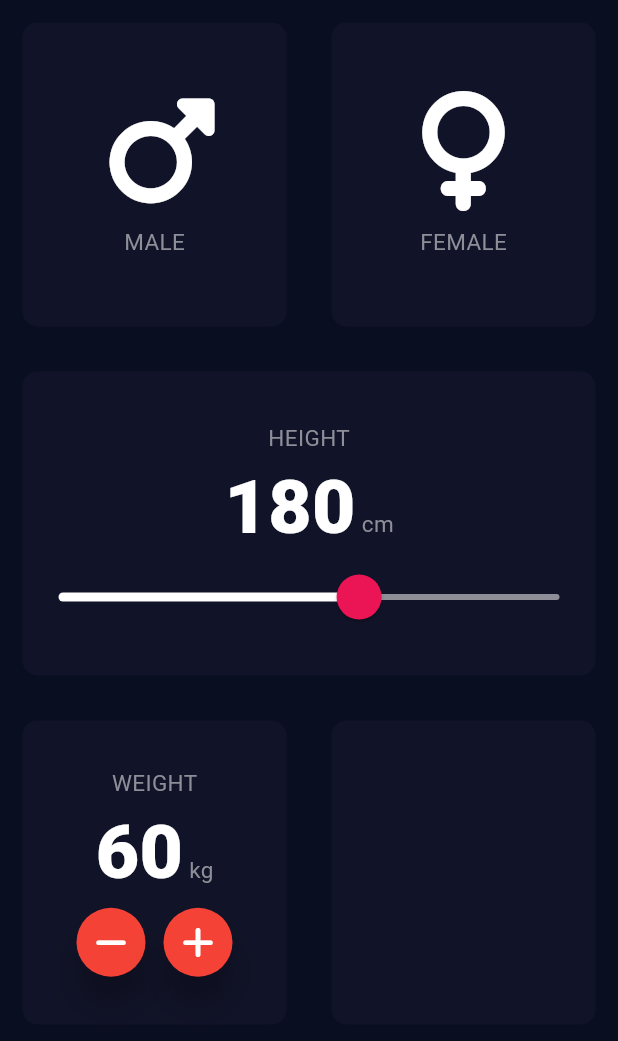
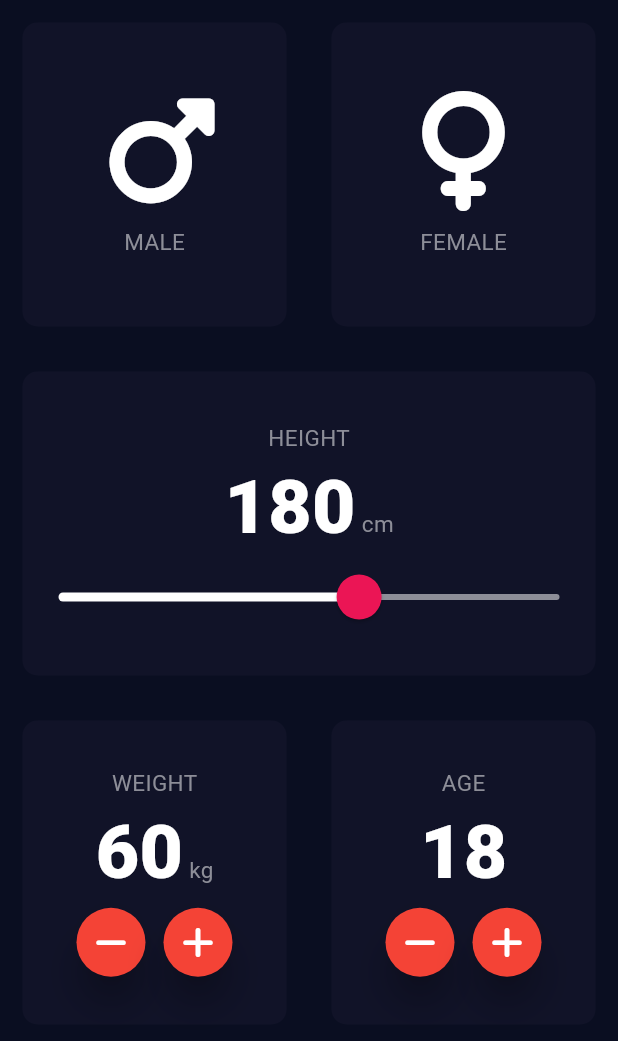
Before and after one commit to Yutarop/bmi_calc_app, a Flutter app: the screen it shows after launch, on a phone screen of 412 x 824 dp, the part 84-1125 px from its top. Run offline on Flutter 3.47's test engine with Material 3 defaults, Android fonts, the phone set to English and light mode, and no system bars; our stand-ins replace font_awesome_flutter.

Commit message:
create new class to get rid of repetitive code

```diff
--- a/lib/input_page.dart
+++ b/lib/input_page.dart
@@ -1,3 +1,4 @@
+import 'package:bmi_calc_app/icon_bottom_content.dart';
 import 'package:flutter/material.dart';
 import 'package:font_awesome_flutter/font_awesome_flutter.dart';
 import 'icon_content.dart';
@@ -17,6 +18,7 @@ class _InputPageState extends State<InputPage> {
   GenderType? selectedGender;
   int height = 180;
   int weight = 60;
+  int age = 18;
 
   @override
   Widget build(BuildContext context) {
@@ -112,59 +114,39 @@ class _InputPageState extends State<InputPage> {
                 Expanded(
                   child: ReusableCard(
                     colour: kInactiveCardColor,
-                    cardChild: Column(
-                      mainAxisAlignment: MainAxisAlignment.center,
-                      children: [
-                        Text(
-                            'WEIGHT',
-                          style: kLabelTextStyle,
-                        ),
-                        Row(
-                          crossAxisAlignment: CrossAxisAlignment.baseline,
-                          textBaseline: TextBaseline.alphabetic,
-                          mainAxisAlignment: MainAxisAlignment.center,
-                          children: [
-                            Text(
-                              weight.toString(),
-                              style: kLabelTextStyleMiddle,
-                            ),
-                            Text(
-                              ' kg',
-                              style: kLabelTextStyle,
-                            )
-                          ],
-                        ),
-                        Row(
-                          mainAxisAlignment: MainAxisAlignment.center,
-                          children: [
-                            RoundIconButton(
-                              icon: FontAwesomeIcons.minus,
-                              pressedButton: () {
+                    cardChild: IconBottomContent(
+                        iconText: 'WEIGHT',
+                        shouldApplyUnit: true,
+                        num: weight,
+                        leftButtonFunc: () {
                           setState(() {
                             weight--;
                           });
-                              }
-                              ),
-                            SizedBox(
-                              width: 10,
-                            ),
-                            RoundIconButton(
-                              icon: FontAwesomeIcons.plus,
-                                pressedButton: () {
+                        },
+                        rightButtonFunc: () {
                           setState(() {
                             weight++;
                           });
-                                }
-                            ),
-                          ],
-                        )
-                      ],
-                    ),
+                        })
                   ),
                 ),
                 Expanded(
                   child: ReusableCard(
                     colour: kInactiveCardColor,
+                    cardChild: IconBottomContent(
+                        iconText: 'AGE',
+                        shouldApplyUnit: false,
+                        num: age,
+                        leftButtonFunc: () {
+                          setState(() {
+                            age--;
+                          });
+                        },
+                        rightButtonFunc: () {
+                          setState(() {
+                            age++;
+                          });
+                        }),
                   ),
                 ),
               ],
@@ -181,22 +163,3 @@ class _InputPageState extends State<InputPage> {
     );
   }
 }
-
-class RoundIconButton extends StatelessWidget {
-  RoundIconButton({required this.icon, this.pressedButton});
-
-  final IconData icon;
-  final void Function()? pressedButton;
-
-  @override
-  Widget build(BuildContext context) {
-    return RawMaterialButton(
-      child: Icon(icon),
-      onPressed: pressedButton,
-      elevation: 10.0,
-      constraints: BoxConstraints(minWidth: 46.0, minHeight: 46.0),
-      shape: CircleBorder(),
-      fillColor: Colors.red,
-    );
-  }
-}
```
Also changed, not shown: lib/appColors.dart (+0 -26 lines). Lines whose indentation alone changed are shown as unchanged.
